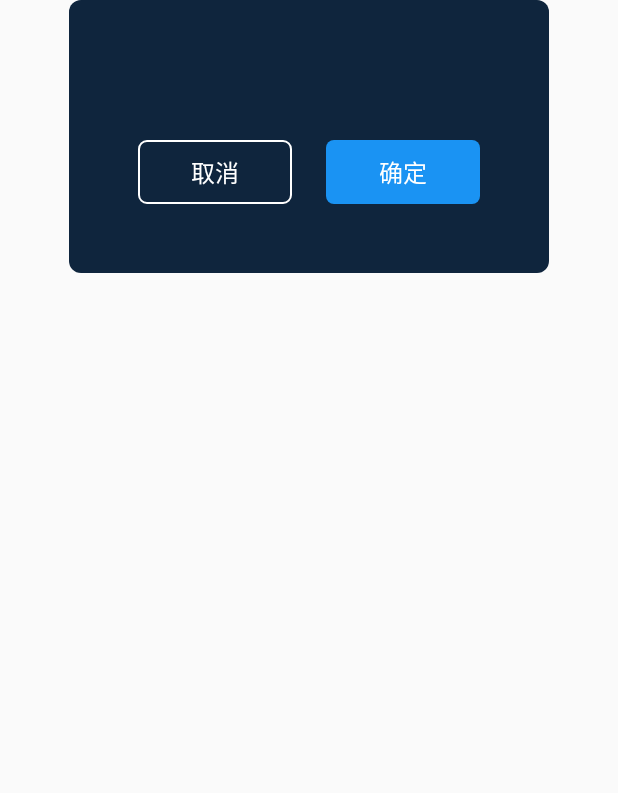
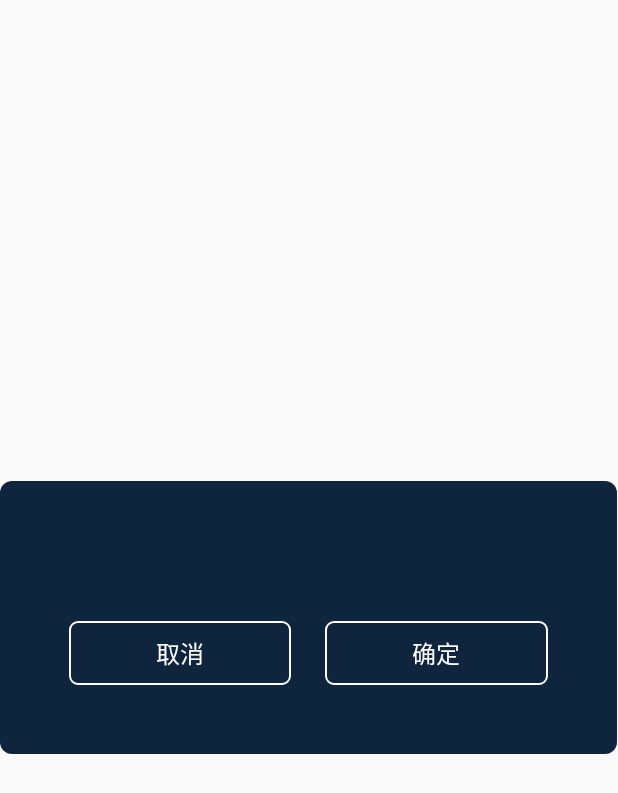
Before and after one commit to lyl15151865258/AirCondition, an Android app: the layout dialog_select.xml on its own in the app's theme, with its tools: preview values and no code run, on a phone screen of 412 x 824 dp. Shown: the top 793 px of the screen. Run offline under Robolectric (Android 15) with nearby library versions, the phone set to English and light mode, and no system bars; network calls fail.

```diff
--- a/app/src/main/java/com/zhongbenshuo/air/widget/SelectDialog.java
+++ b/app/src/main/java/com/zhongbenshuo/air/widget/SelectDialog.java
@@ -38,6 +38,7 @@ public class SelectDialog extends Dialog {
         initWindow();
         okBtn = findViewById(R.id.btn_ok);
         cancelBtn = findViewById(R.id.btn_cancel);
+        cancelBtn.requestFocus();
         TextView tvWarning = findViewById(R.id.tv_warning);
         tvWarning.setText(text);
         okBtn.setOnClickListener((v) -> {
--- /dev/null
+++ b/app/src/main/res/drawable/bg_btn_selector.xml
@@ -0,0 +1,5 @@
+<?xml version="1.0" encoding="utf-8"?>
+<selector xmlns:android="http://schemas.android.com/apk/res/android">
+    <item android:drawable="@drawable/background_blue" android:state_focused="true" />
+    <item android:drawable="@drawable/border_white" />
+</selector>
--- a/app/src/main/res/layout/dialog_select.xml
+++ b/app/src/main/res/layout/dialog_select.xml
@@ -1,9 +1,8 @@
 <?xml version="1.0" encoding="utf-8"?>
 <LinearLayout xmlns:android="http://schemas.android.com/apk/res/android"
-    android:layout_width="match_parent"
+    android:layout_width="@dimen/dp_360"
     android:layout_height="wrap_content"
-    android:layout_marginStart="@dimen/dp_40"
-    android:layout_marginEnd="@dimen/dp_40"
+    android:layout_gravity="center"
     android:background="@drawable/background_blue_dark"
     android:gravity="center"
     android:orientation="vertical"
@@ -29,8 +28,13 @@
             android:layout_width="0dp"
             android:layout_height="wrap_content"
             android:layout_weight="1"
-            android:background="@drawable/border_white"
+            android:background="@drawable/bg_btn_selector"
+            android:focusable="true"
             android:gravity="center"
+            android:nextFocusLeft="@null"
+            android:nextFocusRight="@id/btn_ok"
+            android:nextFocusUp="@null"
+            android:nextFocusDown="@null"
             android:padding="@dimen/dp_8"
             android:text="取消"
             android:textColor="@color/white"
@@ -42,8 +46,13 @@
             android:layout_height="wrap_content"
             android:layout_marginStart="@dimen/dp_20"
             android:layout_weight="1"
-            android:background="@drawable/background_blue"
+            android:background="@drawable/bg_btn_selector"
+            android:focusable="true"
             android:gravity="center"
+            android:nextFocusLeft="@id/btn_cancel"
+            android:nextFocusRight="@null"
+            android:nextFocusUp="@null"
+            android:nextFocusDown="@null"
             android:padding="@dimen/dp_8"
             android:text="确定"
             android:textColor="@color/white"
--- a/app/src/main/res/values/strings.xml
+++ b/app/src/main/res/values/strings.xml
@@ -13,5 +13,6 @@
     <string name="Continue">继续</string>
     <string name="warning_request_permission">&#160;&#160;&#160;&#160;&#160;&#160;&#160;&#160;为了软件的正常运行，我们需要申请以下权限：存储、读取手机状态，请在稍后的弹窗中授予权限，否则软件将不能使用，谢谢配合！</string>
     <string name="warning_to_setting_permission">&#160;&#160;&#160;&#160;&#160;&#160;&#160;&#160;由于您拒绝了部分必要权限，软件将无法正常运行，请您到设置页面后授予所有权限，谢谢配合！</string>
+    <string name="warning_to_exit">&#160;&#160;&#160;&#160;&#160;&#160;&#160;&#160;您将要退出程序，是否继续？</string>
 
 </resources>
```
Also changed, not shown: app/src/main/java/com/zhongbenshuo/air/activity/MainActivity.java (+27 -13 lines), app/src/main/java/com/zhongbenshuo/air/utils/LogUtils.java (+9 -8 lines), 1 other file.
